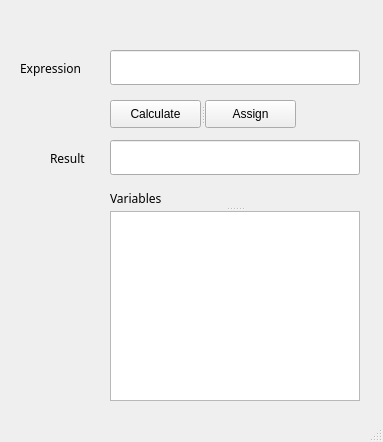
The window that ui/main_window.ui (milancvetanovic/SmartCalculator) describes before a commit, drawn with Qt 5.
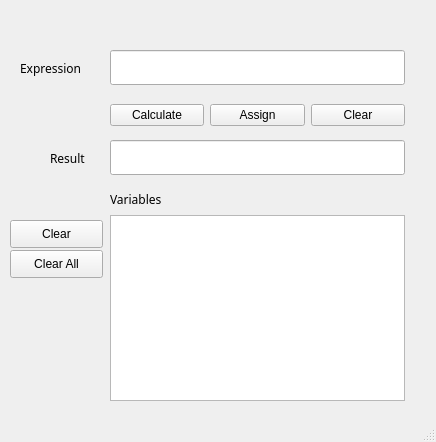
The same window after the commit.

Commit message: Added clear buttons in main window ui

```diff
--- a/ui/main_window.ui
+++ b/ui/main_window.ui
@@ -6,7 +6,7 @@
    <rect>
     <x>0</x>
     <y>0</y>
-    <width>383</width>
+    <width>436</width>
     <height>442</height>
    </rect>
   </property>
@@ -19,7 +19,7 @@
      <rect>
       <x>110</x>
       <y>50</y>
-      <width>250</width>
+      <width>295</width>
       <height>35</height>
      </rect>
     </property>
@@ -49,29 +49,6 @@
      <string>Expression</string>
     </property>
    </widget>
-   <widget class="QSplitter" name="splitter">
-    <property name="geometry">
-     <rect>
-      <x>110</x>
-      <y>100</y>
-      <width>186</width>
-      <height>28</height>
-     </rect>
-    </property>
-    <property name="orientation">
-     <enum>Qt::Horizontal</enum>
-    </property>
-    <widget class="QPushButton" name="calcButton">
-     <property name="text">
-      <string>Calculate</string>
-     </property>
-    </widget>
-    <widget class="QPushButton" name="assignButton">
-     <property name="text">
-      <string>Assign</string>
-     </property>
-    </widget>
-   </widget>
    <widget class="QLabel" name="resultLabel">
     <property name="enabled">
      <bool>true</bool>
@@ -99,10 +76,15 @@
      <rect>
       <x>110</x>
       <y>140</y>
-      <width>250</width>
+      <width>295</width>
       <height>35</height>
      </rect>
     </property>
+    <property name="font">
+     <font>
+      <pointsize>11</pointsize>
+     </font>
+    </property>
     <property name="toolTip">
      <string extracomment="Enter expression"/>
     </property>
@@ -113,33 +95,96 @@
      <bool>false</bool>
     </property>
    </widget>
-   <widget class="QSplitter" name="splitter_2">
+   <widget class="QPushButton" name="clearVariableButton">
+    <property name="geometry">
+     <rect>
+      <x>10</x>
+      <y>220</y>
+      <width>93</width>
+      <height>28</height>
+     </rect>
+    </property>
+    <property name="text">
+     <string>Clear</string>
+    </property>
+   </widget>
+   <widget class="QPushButton" name="clearVariableDisplay">
+    <property name="geometry">
+     <rect>
+      <x>10</x>
+      <y>250</y>
+      <width>93</width>
+      <height>28</height>
+     </rect>
+    </property>
+    <property name="text">
+     <string>Clear All</string>
+    </property>
+   </widget>
+   <widget class="QWidget" name="">
+    <property name="geometry">
+     <rect>
+      <x>110</x>
+      <y>100</y>
+      <width>295</width>
+      <height>30</height>
+     </rect>
+    </property>
+    <layout class="QHBoxLayout" name="horizontalLayout">
+     <item>
+      <widget class="QPushButton" name="calcButton">
+       <property name="text">
+        <string>Calculate</string>
+       </property>
+      </widget>
+     </item>
+     <item>
+      <widget class="QPushButton" name="assignButton">
+       <property name="text">
+        <string>Assign</string>
+       </property>
+      </widget>
+     </item>
+     <item>
+      <widget class="QPushButton" name="clearExpressionButton">
+       <property name="text">
+        <string>Clear</string>
+       </property>
+      </widget>
+     </item>
+    </layout>
+   </widget>
+   <widget class="QLabel" name="variablesLabel">
+    <property name="enabled">
+     <bool>true</bool>
+    </property>
     <property name="geometry">
      <rect>
       <x>110</x>
       <y>190</y>
-      <width>250</width>
-      <height>211</height>
+      <width>68</width>
+      <height>19</height>
      </rect>
     </property>
-    <property name="orientation">
-     <enum>Qt::Vertical</enum>
+    <property name="font">
+     <font>
+      <family>Montserrat</family>
+      <pointsize>9</pointsize>
+     </font>
     </property>
-    <widget class="QLabel" name="variablesLabel">
-     <property name="enabled">
-      <bool>true</bool>
-     </property>
-     <property name="font">
-      <font>
-       <family>Montserrat</family>
-       <pointsize>9</pointsize>
-      </font>
-     </property>
-     <property name="text">
-      <string>Variables</string>
-     </property>
-    </widget>
-    <widget class="QTextBrowser" name="variablesDisplay"/>
+    <property name="text">
+     <string>Variables</string>
+    </property>
+   </widget>
+   <widget class="QTextBrowser" name="variablesDisplay">
+    <property name="geometry">
+     <rect>
+      <x>110</x>
+      <y>215</y>
+      <width>295</width>
+      <height>186</height>
+     </rect>
+    </property>
    </widget>
   </widget>
   <widget class="QStatusBar" name="statusbar"/>
```
The commit also changes 2 other files.
